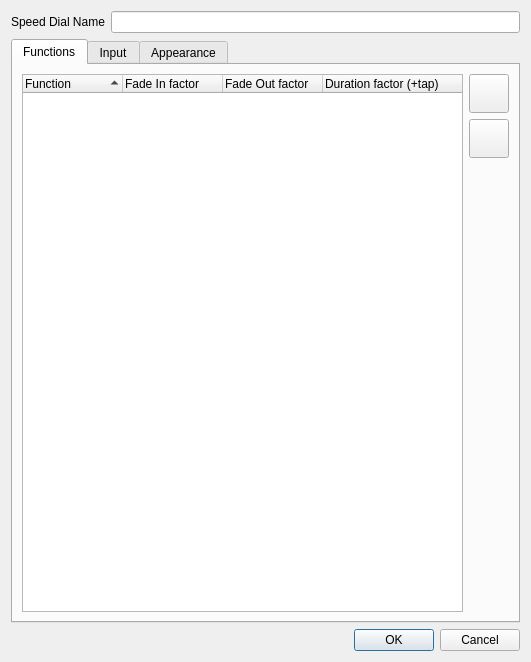
mcallegari/qlcplus, file ui/src/virtualconsole/vcspeeddialproperties.ui: the form before one commit.
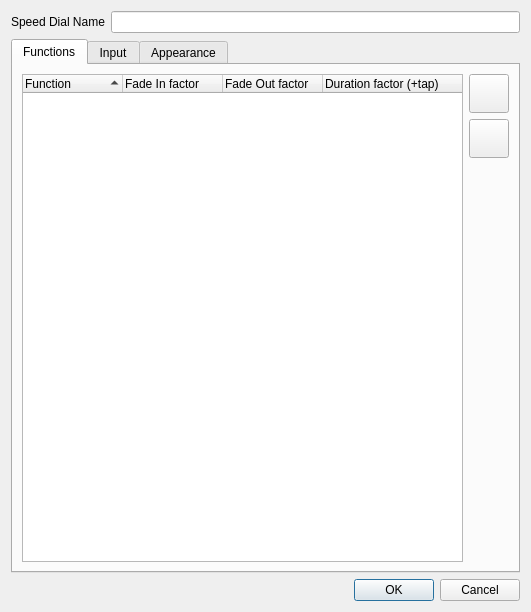
The form after the commit. Icons and pictures are not drawn.

Commit message: ui: speed dial calculate the factored time on the original time value

```diff
--- a/ui/src/virtualconsole/vcspeeddialproperties.ui
+++ b/ui/src/virtualconsole/vcspeeddialproperties.ui
@@ -7,7 +7,7 @@
     <x>0</x>
     <y>0</y>
     <width>531</width>
-    <height>662</height>
+    <height>612</height>
    </rect>
   </property>
   <property name="windowTitle">
```
The commit also changes 2 other files.
